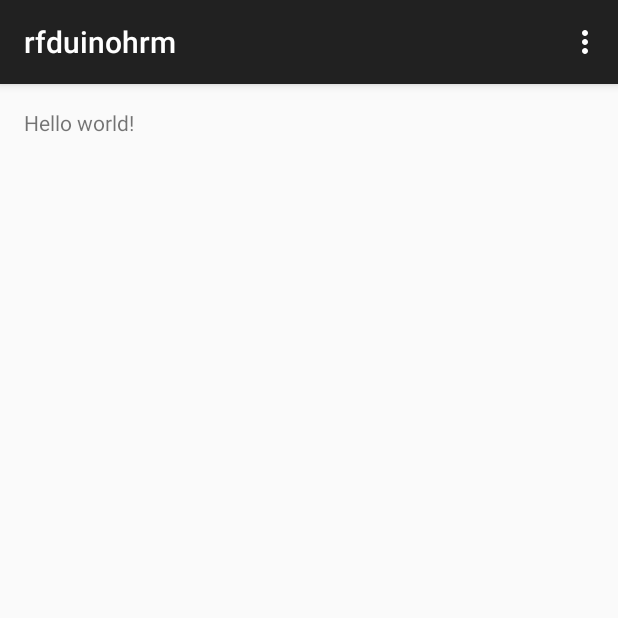
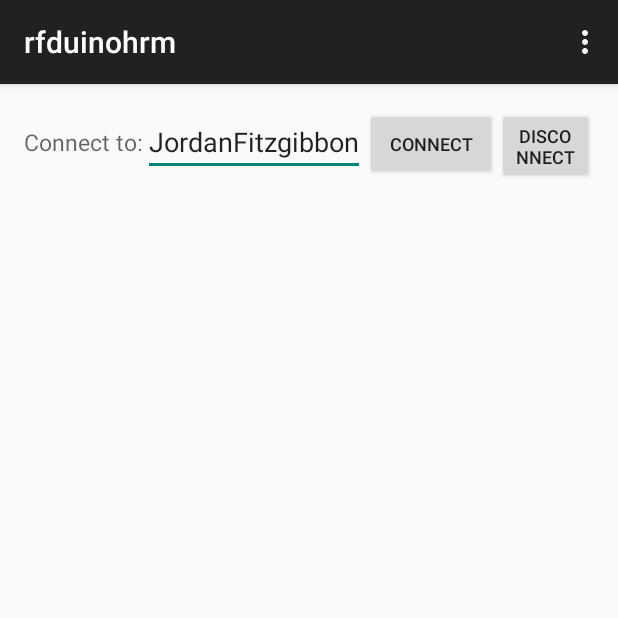
Before and after one commit to gitzfibbon/ubicomp, an Android app: the screen it shows after launch (MainActivity), on a phone screen of 412 x 824 dp, the top half of it. Run offline under Robolectric (Android 15) with nearby library versions, the phone set to English and light mode, and no system bars; 1 statement that could not run was skipped.

Commit message:
start ui work

```diff
--- a/rfduinohrm_android/app/src/main/java/com/jordanfitzgibbon/rfduinohrm/MainActivity.java
+++ b/rfduinohrm_android/app/src/main/java/com/jordanfitzgibbon/rfduinohrm/MainActivity.java
@@ -15,10 +15,6 @@ import android.view.View;
 import android.widget.Button;
 import android.widget.LinearLayout;
 import android.widget.TextView;
-
-//import com.lannbox.rfduinotest.BTLEBundle;
-//import com.lannbox.rfduinotest.EditData;
-//import com.lannbox.rfduinotest.RetainedFragment;
 
 import java.nio.ByteBuffer;
 import java.nio.ByteOrder;
@@ -77,7 +73,7 @@ public class MainActivity extends ActionBarActivity implements BluetoothAdapter.
         // Connect Device
         // connectionStatusText = (TextView) findViewById(R.id.connectionStatus);
 
-        //connectButton = (Button) findViewById(R.id.connect);
+        connectButton = (Button) findViewById(R.id.buttonConnect);
         connectButton.setOnClickListener(new View.OnClickListener() {
             @Override
             public void onClick(View v) {
--- a/rfduinohrm_android/app/src/main/res/layout/activity_main.xml
+++ b/rfduinohrm_android/app/src/main/res/layout/activity_main.xml
@@ -5,7 +5,41 @@
     android:paddingTop="@dimen/activity_vertical_margin"
     android:paddingBottom="@dimen/activity_vertical_margin" tools:context=".MainActivity">
 
-    <TextView android:text="@string/hello_world" android:layout_width="wrap_content"
-        android:layout_height="wrap_content" />
+    <Button
+        android:layout_width="wrap_content"
+        android:layout_height="wrap_content"
+        android:text="Connect"
+        android:id="@+id/buttonConnect"
+        android:textSize="12dp"
+        android:layout_alignParentTop="true"
+        android:layout_toEndOf="@+id/editTextConnect" />
+
+    <EditText
+        android:layout_width="wrap_content"
+        android:layout_height="wrap_content"
+        android:id="@+id/editTextConnect"
+        android:text="JordanFitzgibbon"
+        android:layout_alignTop="@+id/buttonConnect"
+        android:layout_toEndOf="@+id/textViewConnect" />
+
+    <TextView
+        android:layout_width="wrap_content"
+        android:layout_height="wrap_content"
+        android:textAppearance="?android:attr/textAppearanceMedium"
+        android:text="Connect to:"
+        android:id="@+id/textViewConnect"
+        android:gravity="center_vertical"
+        android:textSize="15dp"
+        android:layout_alignBottom="@+id/editTextConnect"
+        android:layout_alignParentTop="true" />
+
+    <Button
+        android:layout_width="wrap_content"
+        android:layout_height="wrap_content"
+        android:text="Disconnect"
+        android:id="@+id/buttonDisconnect"
+        android:textSize="12dp"
+        android:layout_alignParentTop="true"
+        android:layout_toEndOf="@+id/buttonConnect" />
 
 </RelativeLayout>
```
